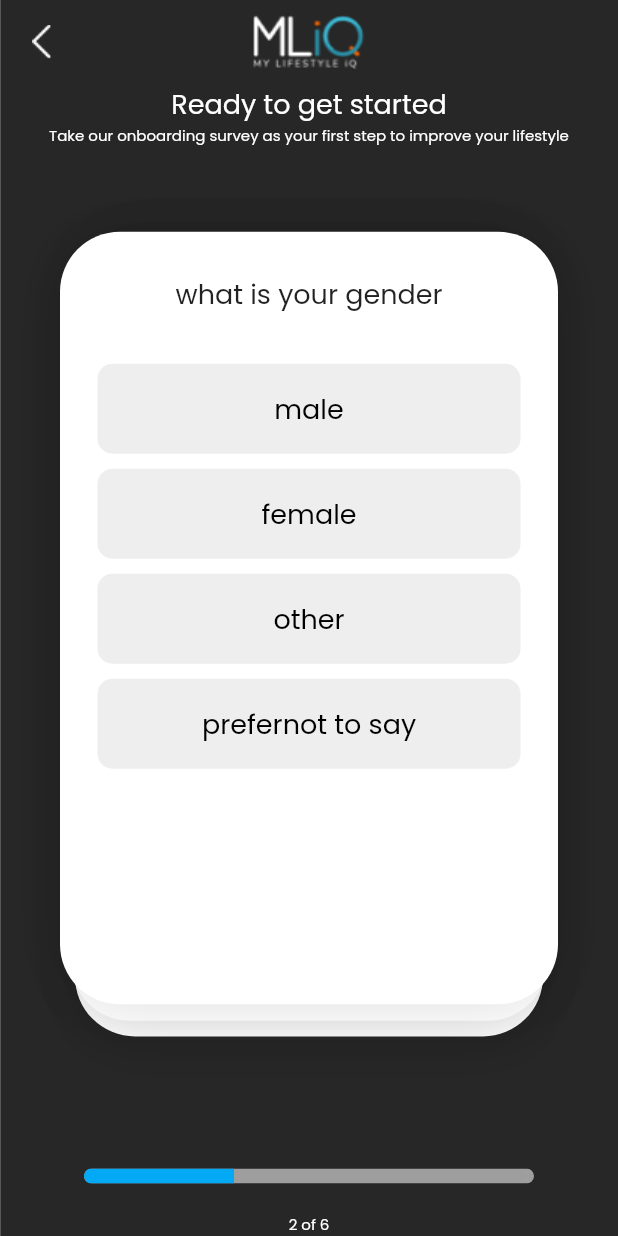
After one commit to patlimm/MLiQ-Interns, a Flutter app: the OnboardingV2Page screen opened by its route, after a tap on "18 - 25", on a phone screen of 412 x 824 dp. The commit adds this screen. Run offline on Flutter 3.47's test engine with Material 2 defaults, Android fonts, the phone set to English and light mode, and no system bars; our stand-ins replace flutter_riverpod, go_router.

Commit message:
AV- Agnabo made v2 for the onboarding page

```diff
--- a/lib/pages/onboarding/onboarding_page.dart
+++ b/lib/pages/onboarding/onboarding_page.dart
@@ -13,7 +13,6 @@ class OnboardingPage extends ConsumerStatefulWidget {
 
 class _OnboardingPageState extends ConsumerState<OnboardingPage> {
   late PageController _controller;
-  int pageNumber = 1;
 
   @override
   void initState() {
@@ -23,6 +22,7 @@ class _OnboardingPageState extends ConsumerState<OnboardingPage> {
 
   @override
   Widget build(BuildContext context) {
+    double appBarheight = 56 + MediaQuery.of(context).viewPadding.top;
     bool isDarkTheme = ref.watch(isDarkThemeProvider);
 
     return Scaffold(
@@ -48,24 +48,22 @@ class _OnboardingPageState extends ConsumerState<OnboardingPage> {
       body: PageView.builder(
         itemCount: 6,
         controller: _controller,
-        physics: const NeverScrollableScrollPhysics(),
         itemBuilder: (content, index) {
           return Stack(
             children: [
               Container(
                 decoration: BoxDecoration(
                   image: DecorationImage(
-                    image: AssetImage(
-                        'lib/assets/onboarding/screen$pageNumber/ebg@3x.png'),
+                    image: AssetImage(backgroundImages[index]),
                     fit: BoxFit.cover,
                   ),
                 ),
               ),
               Column(
                 children: [
-                  const Padding(
-                    padding: EdgeInsets.only(top: 56),
-                    child: Column(
+                  Padding(
+                    padding: EdgeInsets.only(top: appBarheight),
+                    child: const Column(
                       crossAxisAlignment: CrossAxisAlignment.center,
                       children: [
                         Text(
@@ -165,10 +163,10 @@ class _OnboardingPageState extends ConsumerState<OnboardingPage> {
                                   ),
                                   Expanded(
                                     child: ListView.builder(
-                                      padding:
-                                          const EdgeInsets.only(top: 20.00),
+                                      padding: const EdgeInsets.symmetric(
+                                          vertical: 20.00),
                                       shrinkWrap: true,
-                                      itemCount: 5,
+                                      itemCount: 10,
                                       itemBuilder: (context, index) {
                                         return InkWell(
                                           onTap: () {
@@ -176,7 +174,6 @@ class _OnboardingPageState extends ConsumerState<OnboardingPage> {
                                                 duration: const Duration(
                                                     milliseconds: 250),
                                                 curve: Curves.easeInExpo);
-                                            pageNumber++;
                                           },
                                           child: Container(
                                             margin: const EdgeInsets.all(5.0),
@@ -221,7 +218,7 @@ class _OnboardingPageState extends ConsumerState<OnboardingPage> {
                         borderRadius:
                             const BorderRadius.all(Radius.circular(10)),
                         child: LinearProgressIndicator(
-                          value: 0.166666667 * pageNumber,
+                          value: 0.166666667 * (index + 1),
                           valueColor: const AlwaysStoppedAnimation<Color>(
                               Colors.lightBlue),
                           backgroundColor: Colors.grey,
@@ -229,7 +226,7 @@ class _OnboardingPageState extends ConsumerState<OnboardingPage> {
                       ),
                     ),
                     Text(
-                      '$pageNumber of 6',
+                      '$index of 6',
                       style:
                           const TextStyle(fontSize: 10.0, color: Colors.white),
                     ),
--- /dev/null
+++ b/lib/pages/onboardingv2/onboardingv2_page.dart
@@ -0,0 +1,277 @@
+import 'package:flutter/material.dart';
+import 'package:flutter_riverpod/flutter_riverpod.dart';
+import 'package:go_router/go_router.dart';
+import 'package:mliq/providers/service_provider.dart';
+import 'package:mliq/routes/app_route_names.dart';
+
+class OnboardingV2Page extends ConsumerStatefulWidget {
+  const OnboardingV2Page({super.key});
+
+  @override
+  ConsumerState<OnboardingV2Page> createState() => _OnboardingV2PageState();
+}
+
+class _OnboardingV2PageState extends ConsumerState<OnboardingV2Page> {
+  late PageController _controller;
+
+  @override
+  void initState() {
+    super.initState();
+    _controller = PageController(initialPage: 0);
+  }
+
+  @override
+  Widget build(BuildContext context) {
+    double appBarheight = 56 + MediaQuery.of(context).viewPadding.top;
+    bool isDarkTheme = ref.watch(isDarkThemeProvider);
+    int pageNumber = ref.watch(pageNumberProvider);
+    List<PageChoice> pageChoice = ref.watch(pageChoiceListProvider);
+
+    return Scaffold(
+      extendBodyBehindAppBar: true,
+      appBar: AppBar(
+        backgroundColor: Colors.transparent,
+        elevation: 0,
+        centerTitle: true,
+        title: const Image(
+          image: AssetImage(
+            'lib/assets/onboarding/screen1/logo.png',
+          ),
+        ),
+        automaticallyImplyLeading: false,
+        leading: IconButton(
+          onPressed: () {
+            context.goNamed(AppRouteNames.auth);
+          },
+          icon: const Image(
+              image: AssetImage('lib/assets/onboarding/screen1/back.png')),
+        ),
+      ),
+      body: Stack(
+        children: [
+          Container(
+            decoration: BoxDecoration(
+              image: DecorationImage(
+                image: AssetImage(backgroundImages[pageNumber]),
+                fit: BoxFit.cover,
+              ),
+            ),
+          ),
+          Padding(
+            padding:
+                EdgeInsets.only(top: appBarheight, left: 10.0, right: 10.0),
+            child: SizedBox(
+              width: MediaQuery.of(context).size.width,
+              child: const Column(
+                crossAxisAlignment: CrossAxisAlignment.center,
+                children: [
+                  Text(
+                    'Ready to get started',
+                    style: TextStyle(fontSize: 18.0, color: Colors.white),
+                  ),
+                  Text(
+                    'Take our onboarding survey as your first step to improve your lifestyle',
+                    style: TextStyle(fontSize: 10.0, color: Colors.white),
+                  ),
+                ],
+              ),
+            ),
+          ),
+          Align(
+            alignment: const Alignment(0.0, 0.1),
+            child: Padding(
+              padding:
+                  const EdgeInsets.symmetric(vertical: 30.0, horizontal: 20.0),
+              child: Container(
+                margin: const EdgeInsets.symmetric(horizontal: 30.0),
+                height: (MediaQuery.of(context).size.height / 1.60) + 20,
+                decoration: BoxDecoration(
+                  borderRadius: const BorderRadius.all(Radius.circular(40)),
+                  boxShadow: const [
+                    BoxShadow(
+                        color: Color(0x20000000),
+                        offset: Offset(0, 2),
+                        blurRadius: 35,
+                        spreadRadius: 0),
+                  ],
+                  color: isDarkTheme ? Colors.grey[900] : Colors.white,
+                ),
+              ),
+            ),
+          ),
+          Align(
+            alignment: const Alignment(0.0, 0.05),
+            child: Padding(
+              padding:
+                  const EdgeInsets.symmetric(vertical: 30.0, horizontal: 20.0),
+              child: Container(
+                margin: const EdgeInsets.symmetric(horizontal: 27.0),
+                height: (MediaQuery.of(context).size.height / 1.60) + 10,
+                decoration: BoxDecoration(
+                  borderRadius: const BorderRadius.all(Radius.circular(40)),
+                  boxShadow: const [
+                    BoxShadow(
+                        color: Color(0x20000000),
+                        offset: Offset(0, 2),
+                        blurRadius: 35,
+                        spreadRadius: 0),
+                  ],
+                  color: isDarkTheme ? Colors.grey[900] : Colors.white,
+                ),
+              ),
+            ),
+          ),
+          PageView.builder(
+            itemCount: 6,
+            controller: _controller,
+            onPageChanged: (index) {
+              ref.read(pageNumberProvider.notifier).state = index;
+            },
+            itemBuilder: (content, index) {
+              return Align(
+                alignment: const Alignment(0.0, 0.0),
+                child: Padding(
+                  padding: const EdgeInsets.symmetric(
+                      vertical: 30.0, horizontal: 20.0),
+                  child: Container(
+                    margin: const EdgeInsets.symmetric(horizontal: 20.0),
+                    height: MediaQuery.of(context).size.height / 1.60,
+                    decoration: BoxDecoration(
+                      borderRadius: const BorderRadius.all(Radius.circular(40)),
+                      boxShadow: const [
+                        BoxShadow(
+                            color: Color(0x20000000),
+                            offset: Offset(0, 2),
+                            blurRadius: 35,
+                            spreadRadius: 0),
+                      ],
+                      color: isDarkTheme ? Colors.grey[900] : Colors.white,
+                    ),
+                    child: Container(
+                      margin: const EdgeInsets.all(20.0),
+                      child: Column(
+                        mainAxisAlignment: MainAxisAlignment.start,
+                        children: [
+                          Padding(
+                            padding: const EdgeInsets.all(8.0),
+                            child: Text(
+                              onboardingQnA[pageNumber].questions,
+                              style: const TextStyle(fontSize: 18.0),
+                              textAlign: TextAlign.center,
+                            ),
+                          ),
+                          Expanded(
+                            child: ListView.builder(
+                              padding:
+                                  const EdgeInsets.symmetric(vertical: 20.00),
+                              shrinkWrap: true,
+                              itemCount:
+                                  onboardingQnA[pageNumber].answers.length,
+                              itemBuilder: (context, index) {
+                                bool isSelected = false;
+
+                                if (pageNumber >= 0 &&
+                                    pageNumber < pageChoice.length) {
+                                  isSelected =
+                                      index == pageChoice[pageNumber].selected;
+                                }
+                                return SizedBox(
+                                  child: InkWell(
+                                    onTap: () {
+                                      if (pageNumber <= pageChoice.length - 1) {
+                                        ref
+                                            .read(
+                                                pageChoiceListProvider.notifier)
+                                            .updatePageChoice(
+                                                pageNumber, index);
+                                      } else {
+                                        ref
+                                            .read(
+                                                pageChoiceListProvider.notifier)
+                                            .addPageChoice(pageNumber, index);
+                                      }
+                                      _controller.nextPage(
+                                          duration:
+                                              const Duration(milliseconds: 250),
+                                          curve: Curves.easeInExpo);
+                                    },
+                                    child: Container(
+                                      margin: const EdgeInsets.all(5.0),
+                                      width: 280,
+                                      height: 60,
+                                      decoration: BoxDecoration(
+                                        borderRadius: const BorderRadius.all(
+                                            Radius.circular(10)),
+                                        color: isDarkTheme
+                                            ? isSelected
+                                                ? Colors.orange
+                                                : Colors.grey[850]
+                                            : isSelected
+                                                ? Colors.orange
+                                                : Colors.grey[200],
+                                      ),
+                                      child: Align(
+                                          alignment: Alignment.center,
+                                          child: Padding(
+                                            padding: const EdgeInsets.all(8.0),
+                                            child: Text(
+                                              onboardingQnA[pageNumber]
+                                                  .answers[index],
+                                              textAlign: TextAlign.center,
+                                              style: TextStyle(
+                                                fontSize: 18.0,
+                                                color: isDarkTheme
+                                                    ? isSelected
+                                                        ? Colors.white
+                                                        : Colors.white
+                                                    : isSelected
+                                                        ? Colors.white
+                                                        : Colors.black,
+                                              ),
+                                            ),
+                                          )),
+                                    ),
+                                  ),
+                                );
+                              },
+                            ),
+                          ),
+                        ],
+                      ),
+                    ),
+                  ),
+                ),
+              );
+            },
+          ),
+          Align(
+            alignment: Alignment.bottomCenter,
+            child: Column(
+              mainAxisAlignment: MainAxisAlignment.end,
+              children: [
+                Container(
+                  margin: const EdgeInsets.symmetric(vertical: 20),
+                  width: 300,
+                  height: 10,
+                  child: ClipRRect(
+                    borderRadius: const BorderRadius.all(Radius.circular(10)),
+                    child: LinearProgressIndicator(
+                      value: 0.166666667 * (pageNumber + 1),
+                      valueColor:
+                          const AlwaysStoppedAnimation<Color>(Colors.lightBlue),
+                      backgroundColor: Colors.grey,
+                    ),
+                  ),
+                ),
+                Text(
+                  '${pageNumber + 1} of 6',
+                  style: const TextStyle(fontSize: 10.0, color: Colors.white),
+                ),
+              ],
+            ),
+          ),
+        ],
+      ),
+    );
+  }
+}
--- a/lib/providers/service_provider.dart
+++ b/lib/providers/service_provider.dart
@@ -1,3 +1,98 @@
 import 'package:flutter_riverpod/flutter_riverpod.dart';
 
 final isDarkThemeProvider = StateProvider<bool>((ref) => false);
+
+final pageNumberProvider = StateProvider<int>((ref) => 0);
+
+final List<String> backgroundImages = [
+  'lib/assets/onboarding/screen1/ebg@3x.png',
+  'lib/assets/onboarding/screen2/ebg@3x.png',
+  'lib/assets/onboarding/screen3/ebg@3x.png',
+  'lib/assets/onboarding/screen4/ebg@3x.png',
+  'lib/assets/onboarding/screen5/ebg@3x.png',
+  'lib/assets/onboarding/screen6/ebg@3x.png',
+];
+
+class OnboardingQnA {
+  final String questions;
+  final List<String> answers;
+
+  OnboardingQnA({required this.questions, required this.answers});
+}
+
+final List<OnboardingQnA> onboardingQnA = [
+  OnboardingQnA(
+      questions: 'what is your age range',
+      answers: ['18 - 25', '26 - 50', '50 - 65', '65+']),
+  OnboardingQnA(
+      questions: 'what is your gender',
+      answers: ['male', 'female', 'other', 'prefernot to say']),
+  OnboardingQnA(
+      questions: 'How long have you been under Chiropractic care?',
+      answers: [
+        'New to Chiropractic',
+        'Under care previously',
+        'Continuously for one year',
+        'Continuously for two years',
+        'Continuously for more than two years'
+      ]),
+  OnboardingQnA(
+      questions: 'Have you been using MLiQ for one year or longer?',
+      answers: ['yes', 'no']),
+  OnboardingQnA(
+      questions:
+          'How much money have you spent on your health care in the last year?',
+      answers: [
+        '\$0 - \$2,500',
+        '\$2,501 - \$7,500',
+        '\$7,501 - \$12,500',
+        '\$12,501 - \$20,000',
+        '\$20,001 +'
+      ]),
+  OnboardingQnA(
+      questions:
+          'How much money have you spent on prescription & over the counter drugs in the past year?',
+      answers: [
+        '\$0 - \$500',
+        '\$501 - \$1,000',
+        '\$1,001 - \$1,500',
+        '\$1,501 - \$2,000',
+        '\$2,001 +'
+      ]),
+];
+
+class PageChoice {
+  final int pageNumber;
+  final int selected;
+
+  PageChoice(this.pageNumber, this.selected);
+
+  PageChoice copyWith({int? pageNumber, int? selected}) {
+    return PageChoice(
+      pageNumber ?? this.pageNumber,
+      selected ?? this.selected,
+    );
+  }
+}
+
+class PageChoiceListState extends StateNotifier<List<PageChoice>> {
+  PageChoiceListState() : super([]);
+
+  void addPageChoice(int pageNumber, int selected) {
+    state = [...state, PageChoice(pageNumber, selected)];
+  }
+
+  void updatePageChoice(int index, int newSelected) {
+    if (index >= 0 && index < state.length) {
+      final updatedChoice = state[index].copyWith(selected: newSelected);
+      final newState = List<PageChoice>.from(state);
+      newState[index] = updatedChoice;
+      state = newState;
+    }
+  }
+}
+
+final pageChoiceListProvider =
+    StateNotifierProvider<PageChoiceListState, List<PageChoice>>((ref) {
+  return PageChoiceListState();
+});
--- a/lib/routes/app_route_config.dart
+++ b/lib/routes/app_route_config.dart
@@ -2,7 +2,7 @@ import 'package:flutter/foundation.dart';
 import 'package:flutter/material.dart';
 import 'package:go_router/go_router.dart';
 import 'package:mliq/pages/auth/login_page.dart';
-import 'package:mliq/pages/onboarding/onboarding_page.dart';
+import 'package:mliq/pages/onboardingv2/onboardingv2_page.dart';
 import 'package:mliq/pages/parent_page.dart';
 import 'package:mliq/pages/splash_screen/splash_screen.dart';
 import 'package:mliq/routes/account_tab/account_tab_route.dart';
@@ -63,7 +63,7 @@ class AppRouteConfig {
       GoRoute(
         name: AppRouteNames.onboarding,
         path: '/onboarding', // Onboarding Page
-        builder: ((context, state) => const OnboardingPage()),
+        builder: ((context, state) => const OnboardingV2Page()),
       ),
 
       // Theme Page only
```
